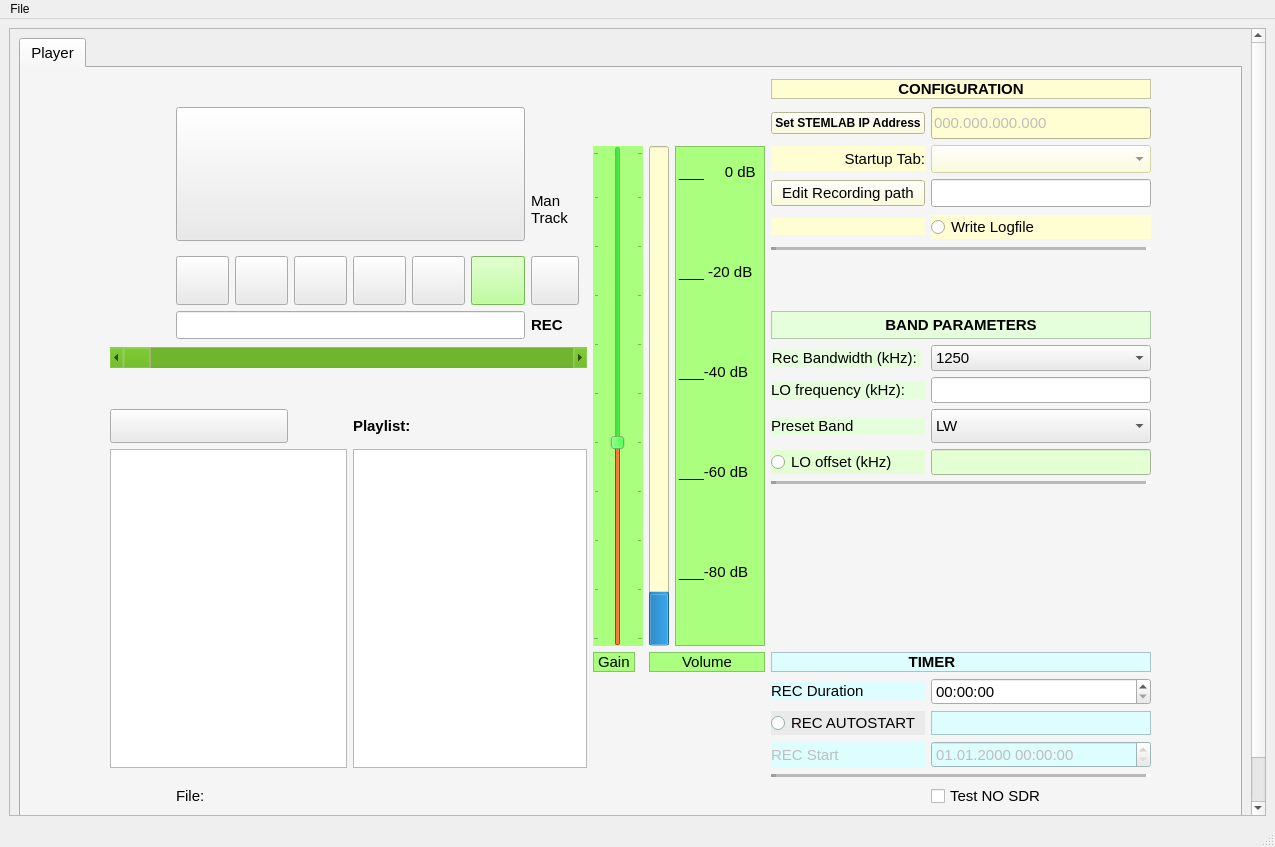
Old version of the form sources/core/ressources/COHIWizard_GUI_v10_scrollhv.ui in the repository schaten/COHIWizard.
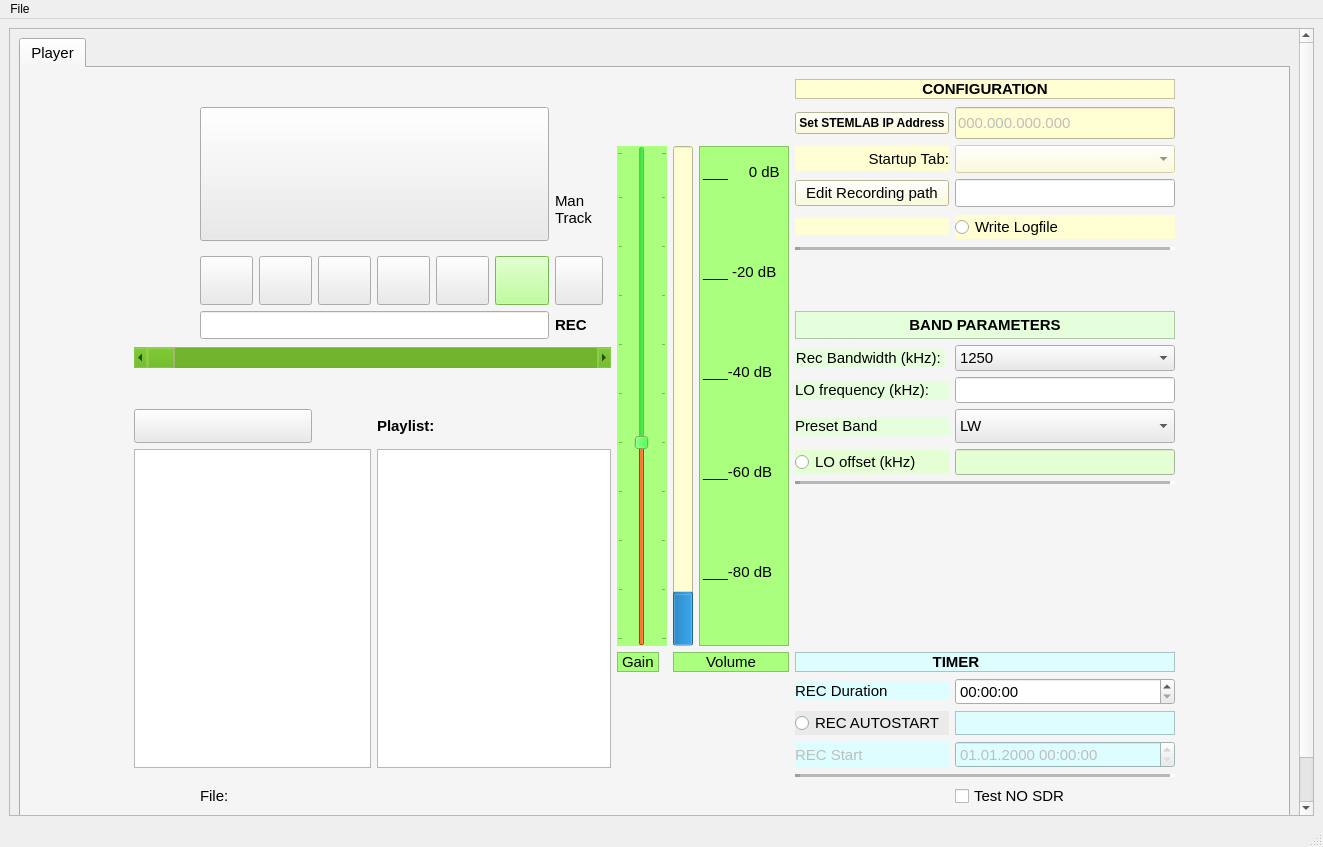
New version of the form. Icons and pictures are not drawn. Custom widgets are drawn as their Qt base class.

Commit message: some project files writing bugs fixed

```diff
--- a/sources/core/ressources/COHIWizard_GUI_v10_scrollhv.ui
+++ b/sources/core/ressources/COHIWizard_GUI_v10_scrollhv.ui
@@ -6,7 +6,7 @@
    <rect>
     <x>0</x>
     <y>0</y>
-    <width>1275</width>
+    <width>1323</width>
     <height>847</height>
    </rect>
   </property>
@@ -61,7 +61,7 @@
         <rect>
          <x>0</x>
          <y>0</y>
-         <width>1230</width>
+         <width>1278</width>
          <height>838</height>
         </rect>
        </property>
@@ -7081,7 +7081,7 @@
     <rect>
      <x>0</x>
      <y>0</y>
-     <width>1275</width>
+     <width>1323</width>
      <height>26</height>
     </rect>
    </property>
```
The commit also changes 1 other file.
